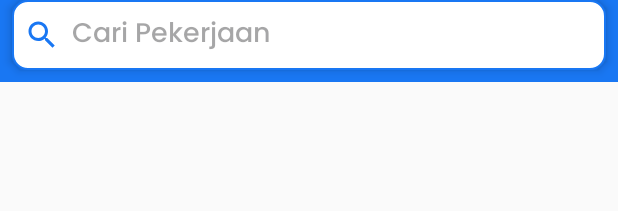
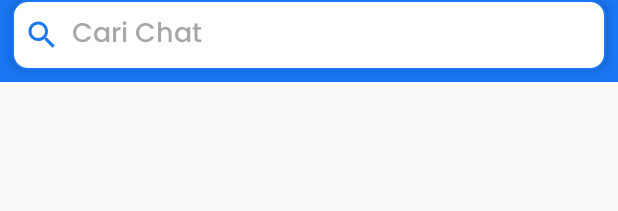
Before and after one commit to ValenciusR/Loker.In, an Android app: the layout fragment_chat.xml on its own in the app's theme, with its tools: preview values and no code run, on a phone screen of 412 x 824 dp. Shown: the top 211 px of the screen. Run offline under Robolectric (Android 15) with nearby library versions, the phone set to English and light mode, and no system bars.

Commit message:
fix() : fix hint chat

```diff
--- a/app/src/main/res/layout/fragment_chat.xml
+++ b/app/src/main/res/layout/fragment_chat.xml
@@ -35,7 +35,7 @@
                 android:layout_weight="1"
                 android:layout_marginStart="8dp"
                 android:background="@null"
-                android:hint="Cari Pekerjaan"
+                android:hint="Cari Chat"
                 android:textColor="#000000"
                 android:textColorHint="#66202124"
                 android:fontFamily="@font/poppins_medium"
```
